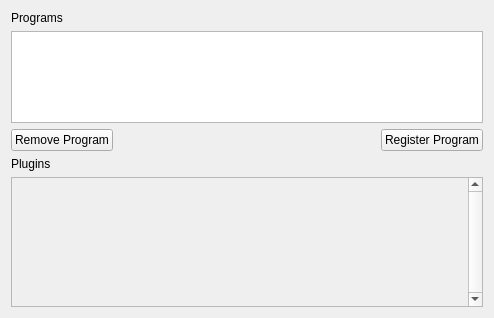
This is MainApplication/Settings/settings_GUI.ui in tkideneb1999/GameAssetPipelineProgram as Qt 5 draws it before an edit. The edited form follows.
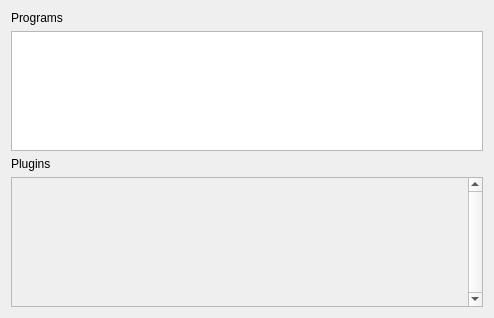
This is the edited form.

Commit message: Simplified and Streamlined adding programs by auto enabling Add-ons once the Add-On is started

Patch:
```diff
--- a/MainApplication/Settings/settings_GUI.ui
+++ b/MainApplication/Settings/settings_GUI.ui
@@ -31,40 +31,6 @@
      </property>
     </widget>
    </item>
-   <item>
-    <layout class="QHBoxLayout" name="horizontalLayout">
-     <property name="topMargin">
-      <number>0</number>
-     </property>
-     <item>
-      <widget class="QPushButton" name="remove_program_button">
-       <property name="text">
-        <string>Remove Program</string>
-       </property>
-      </widget>
-     </item>
-     <item>
-      <spacer name="horizontalSpacer">
-       <property name="orientation">
-        <enum>Qt::Horizontal</enum>
-       </property>
-       <property name="sizeHint" stdset="0">
-        <size>
-         <width>40</width>
-         <height>20</height>
-        </size>
-       </property>
-      </spacer>
-     </item>
-     <item>
-      <widget class="QPushButton" name="register_program_button">
-       <property name="text">
-        <string>Register Program</string>
-       </property>
-      </widget>
-     </item>
-    </layout>
-   </item>
    <item>
     <widget class="QLabel" name="plugins_label">
      <property name="text">
```
The commit also changes 9 other files.
